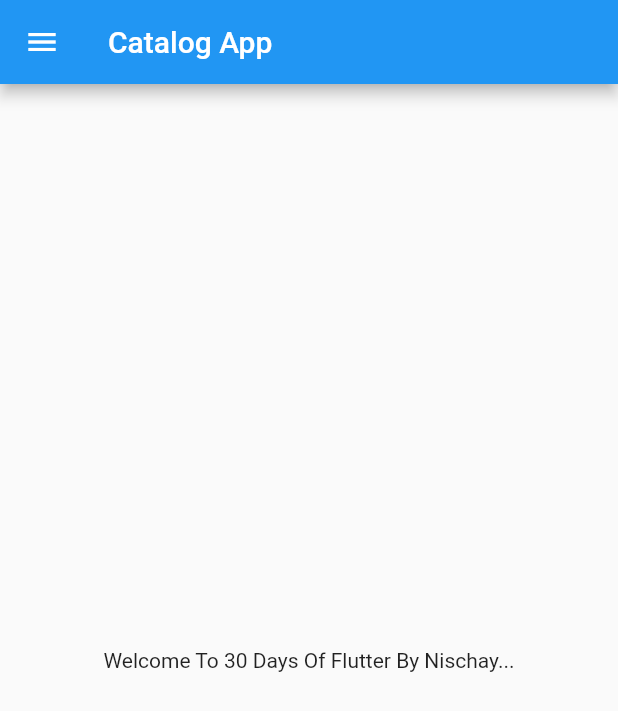
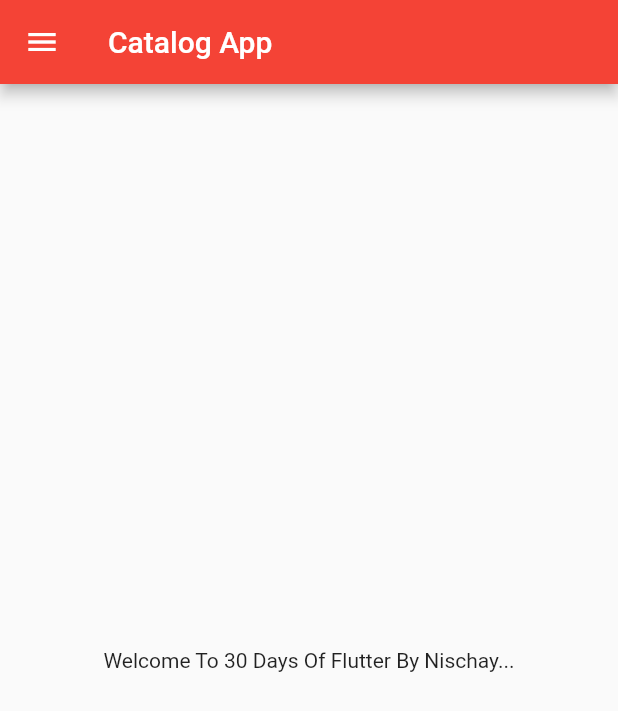
Before and after one commit to inischay/Flutter, a Flutter app: the screen it shows after launch, on a phone screen of 412 x 824 dp. Shown: the top 711 px of the screen. Run offline on Flutter 3.47's test engine with Material 2 defaults, Android fonts, the phone set to English and light mode, and no system bars.

Commit message:
day3 completed

```diff
--- a/lib/main.dart
+++ b/lib/main.dart
@@ -1,5 +1,6 @@
 import 'package:flutter/material.dart';
-import 'package:flutter_application_1/home_page.dart';
+import 'package:flutter_application_1/pages/home_page.dart';
+import 'package:flutter_application_1/pages/login_page.dart';
 
 void main() {
   runApp(Myapp());
@@ -9,7 +10,18 @@ class Myapp extends StatelessWidget {
   @override
   Widget build(BuildContext context) {
    return MaterialApp(
-      home: HomePage(),
+      // home: HomePage(),
+      themeMode: ThemeMode.light,
+      theme: ThemeData(primarySwatch: Colors.red),
+      darkTheme: ThemeData(
+        brightness: Brightness.dark,
+      ),
+      initialRoute: '/home',
+      routes: {
+        '/':(context) => LoginPage(),
+        '/home':(context) => HomePage(),
+        '/login':(context) => LoginPage()
+      },
     );
   }
 }
--- a/lib/home_page.dart
+++ b/lib/pages/home_page.dart
@@ -1,7 +1,6 @@
 import 'package:flutter/material.dart';
 
 class HomePage extends StatelessWidget {
-  const HomePage({Key? key}) : super(key: key);
   final int days = 30;
   final String name = "Nischay";
 
```
Also changed, not shown: lib/pages/login_page.dart (added, +24 -0 lines).
